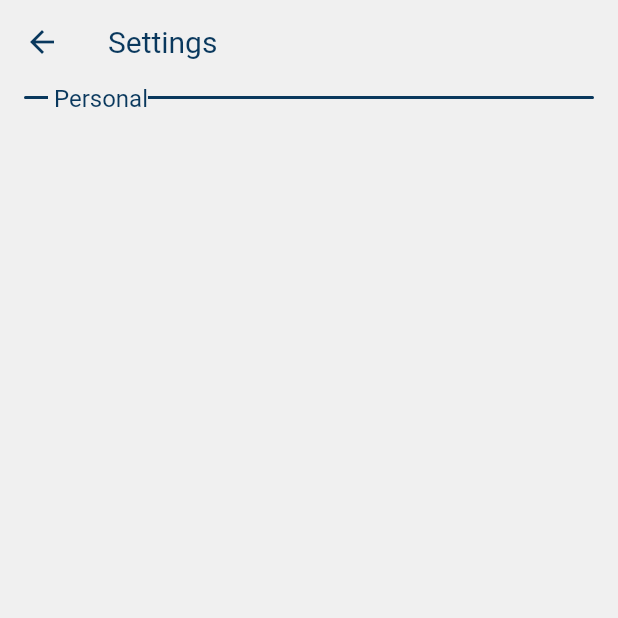
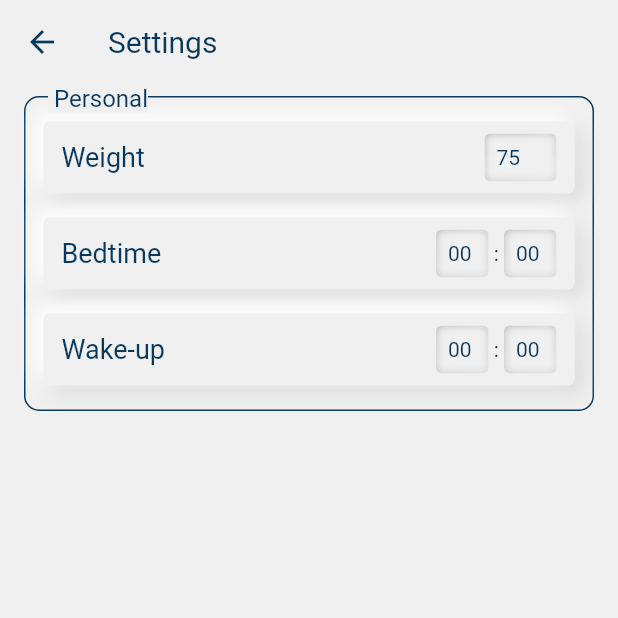
Before and after one commit to tammawanmufti/hydration, a Flutter app: the screen it shows after launch, after a tap on the "settings" icon, on a phone screen of 412 x 824 dp, the top half of it. Run offline on Flutter 3.47's test engine with Material 2 defaults, Android fonts, the phone set to English and light mode, and no system bars; our stand-ins replace bloc, equatable, flutter_bloc, flutter_svg, get, get_it.

Commit message:
settings with neumorphic UI

```diff
--- /dev/null
+++ b/lib/core/constants/decoration/concave_decoration.dart
@@ -0,0 +1,60 @@
+import 'dart:ui' as ui;
+
+import 'package:flutter/material.dart';
+
+class ConceaveDecoration extends Decoration {
+  final ShapeBorder shape;
+  final double depression;
+  final List<Color> colors;
+
+  const ConceaveDecoration({
+    required this.shape,
+    required this.depression,
+    required this.colors,
+  })  : assert(depression >= 0),
+        assert(colors.length == 2);
+
+  @override
+  BoxPainter createBoxPainter([VoidCallback? onChanged]) {
+    return _ConcaveDecorationPainter(shape, depression, colors);
+  }
+}
+
+class _ConcaveDecorationPainter extends BoxPainter {
+  ShapeBorder shape;
+  double depression;
+  List<Color>? colors;
+
+  _ConcaveDecorationPainter(this.shape, this.depression, this.colors) {
+    colors ??= [Colors.black87, Colors.white];
+  }
+
+  @override
+  void paint(ui.Canvas canvas, ui.Offset offset, ImageConfiguration configuration) {
+    final rect = offset & configuration.size!;
+    final shapePath = shape.getOuterPath(rect);
+
+    final delta = 16 / rect.longestSide;
+    final stops = [0.5 - delta, 0.5 + delta];
+
+    final path = Path()
+      ..fillType = PathFillType.evenOdd
+      ..addRect(rect.inflate(depression * 2))
+      ..addPath(shapePath, Offset.zero);
+    canvas.save();
+    canvas.clipPath(shapePath);
+
+    final paint = Paint()..maskFilter = MaskFilter.blur(BlurStyle.normal, depression);
+    final clipSize = rect.size.aspectRatio > 1 ? Size(rect.width, rect.height / 2) : Size(rect.width / 2, rect.height);
+    for (final alignment in [Alignment.topLeft, Alignment.bottomRight]) {
+      final shaderRect = alignment.inscribe(Size.square(rect.longestSide), rect);
+      paint.shader = ui.Gradient.linear(shaderRect.topLeft, shaderRect.bottomRight, colors!, stops);
+
+      canvas.save();
+      canvas.clipRect(alignment.inscribe(clipSize, rect));
+      canvas.drawPath(path, paint);
+      canvas.restore();
+    }
+    canvas.restore();
+  }
+}
--- /dev/null
+++ b/lib/core/constants/decoration/decoration.dart
@@ -0,0 +1,27 @@
+import 'package:flutter/material.dart';
+import 'package:hydration/core/constants/decoration/concave_decoration.dart';
+import 'package:hydration/core/themes/extensions.dart';
+
+import '../constants.dart';
+
+class ThemedDecoration {
+  final BuildContext context;
+  ThemedDecoration(this.context);
+
+  Decoration get buttonOuterShadow {
+    return BoxDecoration(
+      color: context.backgroundColor,
+      borderRadius: BorderRadius.circular(Dimens.atom),
+      boxShadow: context.outerShadow,
+    );
+  }
+
+  Decoration get buttonInnerShadow {
+    return ConceaveDecoration(
+        shape: RoundedRectangleBorder(
+          borderRadius: BorderRadius.circular(Dimens.atom),
+        ),
+        depression: 5,
+        colors: context.innerShadowColor);
+  }
+}
--- a/lib/core/themes/extensions.dart
+++ b/lib/core/themes/extensions.dart
@@ -2,25 +2,67 @@ import 'package:flutter/material.dart';
 import 'package:hydration/core/constants/colors.dart';
 
 extension AppThemeExtension on BuildContext {
-  Color? dynamicColor({Color? dark, Color? light}) {
+  T _dynamic<T>({T? dark, T? light}) {
     if (Theme.of(this).brightness == Brightness.dark) {
-      return dark;
+      return dark!;
     } else {
-      return light;
+      return light!;
     }
   }
 
-  Color? get primaryColor {
+  Color dynamicColor({Color? dark, Color? light}) {
+    return _dynamic<Color>(
+      dark: dark,
+      light: light,
+    );
+  }
+
+  Gradient dynamicGradient({Gradient? dark, Gradient? light}) {
+    return _dynamic<Gradient>(
+      dark: dark,
+      light: light,
+    );
+  }
+
+  List<BoxShadow> dynamicShadow({List<BoxShadow>? dark, List<BoxShadow>? light}) {
+    return _dynamic<List<BoxShadow>>(
+      dark: dark,
+      light: light,
+    );
+  }
+
+  List<Color> get sunkenColors {
+    return _dynamic(dark: const [
+                Colors.black54,
+                Colors.black45,
+              ], light: const [
+                Colors.black26,
+                Colors.black12,
+              ],);
+  }
+
+  Color get primaryColor {
     return dynamicColor(
       dark: AppColors.background,
       light: AppColors.primary,
     );
   }
 
-  Color? get backgroundColor {
+  Color get backgroundColor {
     return dynamicColor(
       light: AppColors.background,
       dark: AppColors.primary,
     );
   }
+
+  List<BoxShadow> get outerShadow {
+    return dynamicShadow(light: Neumorphism.outerShadowLight, dark: Neumorphism.outerShadowDark);
+  }
+
+  List<Color> get innerShadowColor {
+    return _dynamic<List<Color>>(
+      dark: Neumorphism.shadowColorDark,
+      light: Neumorphism.shadowColorLight,
+    );
+  }
 }
--- /dev/null
+++ b/lib/core/widgets/input/dropdown_input.dart
@@ -0,0 +1,44 @@
+import 'package:flutter/material.dart';
+import 'package:hydration/core/constants/constants.dart';
+import 'package:hydration/core/constants/decoration/concave_decoration.dart';
+import 'package:hydration/core/themes/extensions.dart';
+
+class DropDownInput extends StatefulWidget {
+  final double? width;
+  const DropDownInput({Key? key, this.width}) : super(key: key);
+
+  @override
+  _NumberInputState createState() => _NumberInputState();
+}
+
+class _NumberInputState extends State<DropDownInput> {
+  @override
+  Widget build(BuildContext context) {
+    return Container(
+      height: Dimens.extraLarge,
+      width: widget.width,
+      padding: const EdgeInsets.all(Dimens.tiny),
+      decoration: ConceaveDecoration(
+        depression: 3,
+        colors: context.sunkenColors,
+        shape: RoundedRectangleBorder(
+          borderRadius: BorderRadius.circular(Dimens.atom),
+        ),
+      ),
+      child: Row(
+        mainAxisSize: MainAxisSize.min,
+        crossAxisAlignment: CrossAxisAlignment.end,
+        children: [
+          Flexible(
+              child: Text(
+            '00',
+            style: TextStyle(
+              fontSize: 14,
+              color: context.primaryColor,
+            ),
+          )),
+        ],
+      ),
+    );
+  }
+}
--- /dev/null
+++ b/lib/core/widgets/input/number_input.dart
@@ -0,0 +1,73 @@
+import 'package:flutter/material.dart';
+import 'package:flutter/services.dart';
+import 'package:hydration/core/constants/constants.dart';
+import 'package:hydration/core/constants/decoration/concave_decoration.dart';
+import 'package:hydration/core/themes/extensions.dart';
+
+class NumberInput extends StatefulWidget {
+  final int maxLength;
+  final int value;
+  final double? width;
+  final Function(int value) onChanged;
+  const NumberInput({Key? key, required this.onChanged, this.value = 0, this.maxLength = 3, this.width})
+      : super(key: key);
+
+  @override
+  _NumberInputState createState() => _NumberInputState();
+}
+
+class _NumberInputState extends State<NumberInput> {
+  late TextEditingController _controller;
+
+  @override
+  void initState() {
+    _controller = TextEditingController(text: widget.value.toString());
+    super.initState();
+  }
+
+  @override
+  void dispose() {
+    _controller.dispose();
+    super.dispose();
+  }
+
+  @override
+  Widget build(BuildContext context) {
+    return Container(
+      height: Dimens.extraLarge,
+      width: widget.width,
+      padding: const EdgeInsets.all(Dimens.tiny),
+      decoration: ConceaveDecoration(
+        depression: 3,
+        colors: context.sunkenColors,
+        shape: RoundedRectangleBorder(
+          borderRadius: BorderRadius.circular(Dimens.atom),
+        ),
+      ),
+      child: Row(
+        mainAxisSize: MainAxisSize.min,
+        crossAxisAlignment: CrossAxisAlignment.end,
+        children: [
+          Flexible(
+            child: TextField(
+              controller: _controller,
+              maxLines: 1,
+              cursorHeight: 10,
+              cursorWidth: 1,
+              inputFormatters: [LengthLimitingTextInputFormatter(widget.maxLength)],
+              decoration: const InputDecoration(
+                border: InputBorder.none,
+                contentPadding: EdgeInsets.all(0),
+                isDense: true,
+              ),
+              style: TextStyle(
+                fontSize: 14,
+                color: context.primaryColor,
+              ),
+            ),
+          ),
+        ],
+      ),
+    );
+  }
+}
--- /dev/null
+++ b/lib/core/widgets/input/time_input.dart
@@ -0,0 +1,25 @@
+import 'package:flutter/material.dart';
+import 'package:hydration/core/widgets/input/dropdown_input.dart';
+
+class TimeInput extends StatefulWidget {
+  const TimeInput({Key? key}) : super(key: key);
+
+  @override
+  State<TimeInput> createState() => _TimeInputState();
+}
+
+class _TimeInputState extends State<TimeInput> {
+  @override
+  Widget build(BuildContext context) {
+    return SizedBox(
+      child: Row(
+        mainAxisAlignment: MainAxisAlignment.end,
+        children: [
+          DropDownInput(width: 35),
+          Text(" : "),
+          DropDownInput(width: 35),
+        ],
+      ),
+    );
+  }
+}
--- a/lib/feature/settings/presentation/widgets/physical_section.dart
+++ b/lib/feature/settings/presentation/widgets/physical_section.dart
@@ -1,14 +1,29 @@
 import 'package:flutter/material.dart';
+import 'package:hydration/core/constants/constants.dart';
+import 'package:hydration/core/widgets/input/number_input.dart';
+import 'package:hydration/core/widgets/input/time_input.dart';
 import 'package:hydration/feature/settings/presentation/widgets/section.dart';
+import 'package:hydration/feature/settings/presentation/widgets/setting_item.dart';
 
 class PhysicalSection extends StatelessWidget {
   const PhysicalSection({Key? key}) : super(key: key);
 
   @override
   Widget build(BuildContext context) {
-    return const Section(
+    return Section(
       title: 'Personal',
-      children: [],
+      children: [
+        SettingItem(
+          title: 'Weight',
+          action: NumberInput(
+            width: Dimens.megaLarge,
+            value: 75,
+            onChanged: (value) {},
+          ),
+        ),
+        const SettingItem(title: 'Bedtime', action: TimeInput()),
+        const SettingItem(title: 'Wake-up', action: TimeInput()),
+      ],
     );
   }
 }
--- a/lib/feature/settings/presentation/widgets/section.dart
+++ b/lib/feature/settings/presentation/widgets/section.dart
@@ -22,10 +22,23 @@ class Section extends StatelessWidget {
           ),
           width: double.infinity,
           decoration: BoxDecoration(
-              border: Border.all(width: 1, color: context.primaryColor!),
+              border: Border.all(width: 1, color: context.primaryColor),
               borderRadius: BorderRadius.circular(Dimens.largeTiny)),
-          child: Column(
-            children: children,
+          child: Padding(
+            padding: const EdgeInsets.symmetric(vertical: Dimens.tiny),
+            child: Column(
+              children: children
+                  .map(
+                    (child) => Padding(
+                      padding: const EdgeInsets.symmetric(
+                        horizontal: Dimens.small,
+                        vertical: Dimens.tiny,
+                      ),
+                      child: child,
+                    ),
+                  )
+                  .toList(),
+            ),
           ),
         ),
         Positioned(
--- /dev/null
+++ b/lib/feature/settings/presentation/widgets/setting_item.dart
@@ -0,0 +1,40 @@
+import 'package:flutter/material.dart';
+import 'package:hydration/core/constants/constants.dart';
+import 'package:hydration/core/constants/decoration/decoration.dart';
+import 'package:hydration/core/themes/extensions.dart';
+
+class SettingItem extends StatelessWidget {
+  final String title;
+  final Widget action;
+  const SettingItem({Key? key, required this.title, required this.action}) : super(key: key);
+
+  @override
+  Widget build(BuildContext context) {
+    final ThemedDecoration themedDecoration = ThemedDecoration(context);
+    return Container(
+        padding: const EdgeInsets.symmetric(
+          vertical: Dimens.tiny,
+          horizontal: Dimens.small,
+        ),
+        width: double.infinity,
+        decoration: themedDecoration.buttonOuterShadow,
+        child: Row(
+          children: [
+            Expanded(
+              flex: 5,
+              child: Text(
+                title,
+                style: TextStyle(
+                  color: context.primaryColor,
+                  fontSize: Dimens.extraMedium,
+                ),
+              ),
+            ),
+            Expanded(
+              flex: 2,
+              child: Align(alignment: Alignment.centerRight, child: action),
+            )
+          ],
+        ));
+  }
+}
```
Also changed, not shown: lib/core/constants/colors.dart (+41 -1 lines), lib/core/widgets/switch/app_switch.dart (added, +72 -0 lines).
